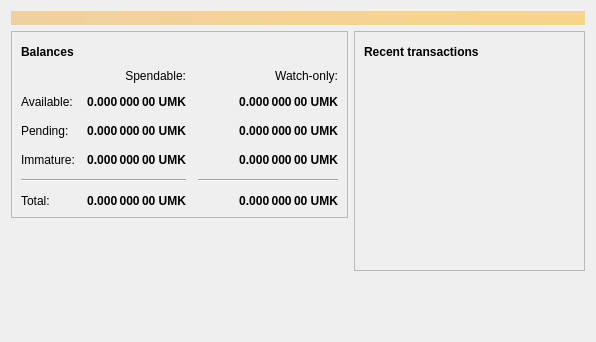
Before: the Qt Designer form src/qt/forms/overviewpage.ui in umkoin/umkoin, drawn with Qt 5.
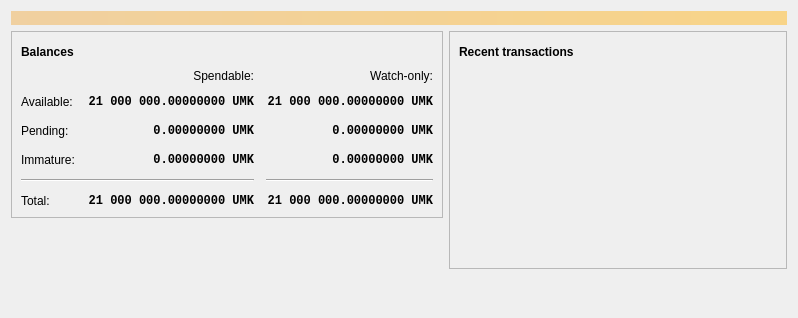
After: the same form once the commit is applied. Icons and pictures are not drawn.

```diff
--- a/src/qt/forms/overviewpage.ui
+++ b/src/qt/forms/overviewpage.ui
@@ -6,8 +6,8 @@
    <rect>
     <x>0</x>
     <y>0</y>
-    <width>596</width>
-    <height>342</height>
+    <width>798</width>
+    <height>318</height>
    </rect>
   </property>
   <property name="windowTitle">
@@ -118,6 +118,7 @@
              <widget class="QLabel" name="labelWatchPending">
               <property name="font">
                <font>
+                <family>Monospace</family>
                 <weight>75</weight>
                 <bold>true</bold>
                </font>
@@ -129,7 +130,7 @@
                <string>Unconfirmed transactions to watch-only addresses</string>
               </property>
               <property name="text">
-               <string notr="true">0.000 000 00 UMK</string>
+               <string notr="true">0.00000000 UMK</string>
               </property>
               <property name="alignment">
                <set>Qt::AlignRight|Qt::AlignTrailing|Qt::AlignVCenter</set>
@@ -143,6 +144,7 @@
              <widget class="QLabel" name="labelUnconfirmed">
               <property name="font">
                <font>
+                <family>Monospace</family>
                 <weight>75</weight>
                 <bold>true</bold>
                </font>
@@ -154,7 +156,7 @@
                <string>Total of transactions that have yet to be confirmed, and do not yet count toward the spendable balance</string>
               </property>
               <property name="text">
-               <string notr="true">0.000 000 00 UMK</string>
+               <string notr="true">0.00000000 UMK</string>
               </property>
               <property name="alignment">
                <set>Qt::AlignRight|Qt::AlignTrailing|Qt::AlignVCenter</set>
@@ -168,6 +170,7 @@
              <widget class="QLabel" name="labelWatchImmature">
               <property name="font">
                <font>
+                <family>Monospace</family>
                 <weight>75</weight>
                 <bold>true</bold>
                </font>
@@ -179,7 +182,7 @@
                <string>Mined balance in watch-only addresses that has not yet matured</string>
               </property>
               <property name="text">
-               <string notr="true">0.000 000 00 UMK</string>
+               <string notr="true">0.00000000 UMK</string>
               </property>
               <property name="alignment">
                <set>Qt::AlignRight|Qt::AlignTrailing|Qt::AlignVCenter</set>
@@ -226,6 +229,7 @@
              <widget class="QLabel" name="labelImmature">
               <property name="font">
                <font>
+                <family>Monospace</family>
                 <weight>75</weight>
                 <bold>true</bold>
                </font>
@@ -237,7 +241,7 @@
                <string>Mined balance that has not yet matured</string>
               </property>
               <property name="text">
-               <string notr="true">0.000 000 00 UMK</string>
+               <string notr="true">0.00000000 UMK</string>
               </property>
               <property name="alignment">
                <set>Qt::AlignRight|Qt::AlignTrailing|Qt::AlignVCenter</set>
@@ -271,6 +275,7 @@
              <widget class="QLabel" name="labelTotal">
               <property name="font">
                <font>
+                <family>Monospace</family>
                 <weight>75</weight>
                 <bold>true</bold>
                </font>
@@ -282,7 +287,7 @@
                <string>Your current total balance</string>
               </property>
               <property name="text">
-               <string notr="true">0.000 000 00 UMK</string>
+               <string notr="true">21 000 000.00000000 UMK</string>
               </property>
               <property name="alignment">
                <set>Qt::AlignRight|Qt::AlignTrailing|Qt::AlignVCenter</set>
@@ -296,6 +301,7 @@
              <widget class="QLabel" name="labelWatchTotal">
               <property name="font">
                <font>
+                <family>Monospace</family>
                 <weight>75</weight>
                 <bold>true</bold>
                </font>
@@ -307,7 +313,7 @@
                <string>Current total balance in watch-only addresses</string>
               </property>
               <property name="text">
-               <string notr="true">0.000 000 00 UMK</string>
+               <string notr="true">21 000 000.00000000 UMK</string>
               </property>
               <property name="alignment">
                <set>Qt::AlignRight|Qt::AlignTrailing|Qt::AlignVCenter</set>
@@ -338,6 +344,7 @@
              <widget class="QLabel" name="labelBalance">
               <property name="font">
                <font>
+                <family>Monospace</family>
                 <weight>75</weight>
                 <bold>true</bold>
                </font>
@@ -349,7 +356,7 @@
                <string>Your current spendable balance</string>
               </property>
               <property name="text">
-               <string notr="true">0.000 000 00 UMK</string>
+               <string notr="true">21 000 000.00000000 UMK</string>
               </property>
               <property name="alignment">
                <set>Qt::AlignRight|Qt::AlignTrailing|Qt::AlignVCenter</set>
@@ -363,6 +370,7 @@
              <widget class="QLabel" name="labelWatchAvailable">
               <property name="font">
                <font>
+                <family>Monospace</family>
                 <weight>75</weight>
                 <bold>true</bold>
                </font>
@@ -374,7 +382,7 @@
                <string>Your current balance in watch-only addresses</string>
               </property>
               <property name="text">
-               <string notr="true">0.000 000 00 UMK</string>
+               <string notr="true">21 000 000.00000000 UMK</string>
               </property>
               <property name="alignment">
                <set>Qt::AlignRight|Qt::AlignTrailing|Qt::AlignVCenter</set>
```
